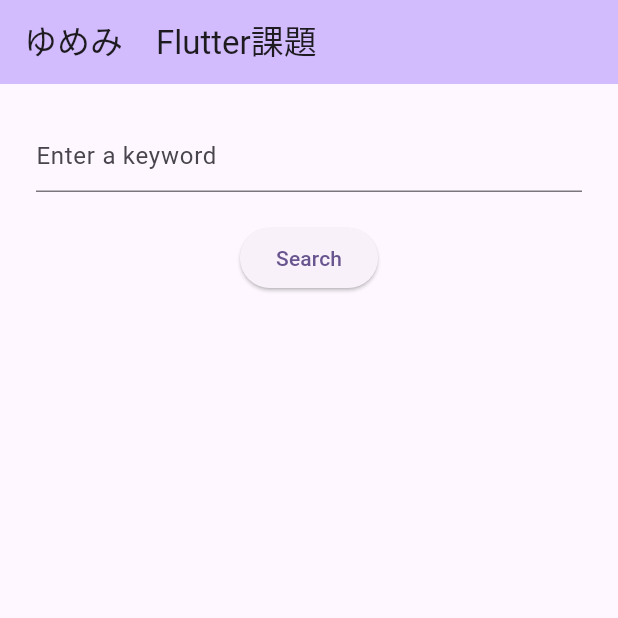
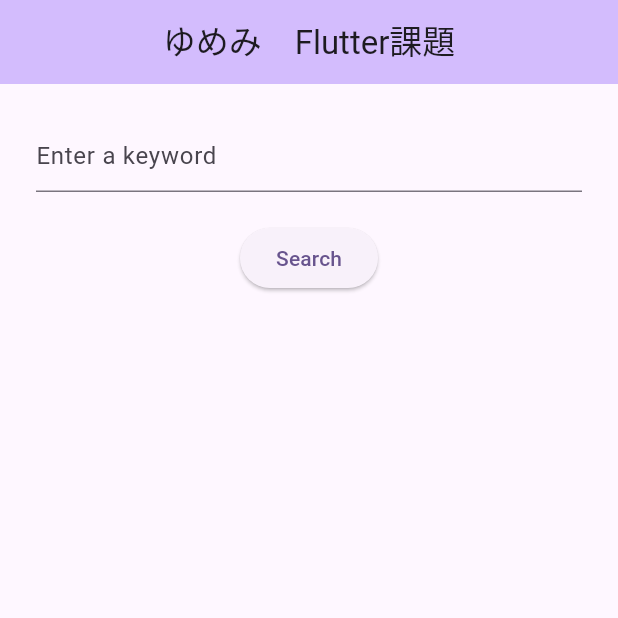
Before and after one commit to Kurokawa018/gitSearchRepo_flutter, a Flutter app: the screen it shows after launch, after a tap on "Search", on a phone screen of 412 x 824 dp, the top half of it. Run offline on Flutter 3.47's test engine with Material 2 defaults, Android fonts, the light colour scheme and no system bars; network calls fail; statements that could not run were skipped.

Commit message:
Appbarのテキストを中央に変更

```diff
--- a/lib/main.dart
+++ b/lib/main.dart
@@ -17,23 +17,8 @@
   @override
   Widget build(BuildContext context) {
     return MaterialApp(
-      title: 'Flutter Demo',
+      title: 'ゆめみ',
       theme: ThemeData(
-        // This is the theme of your application.
-        //
-        // TRY THIS: Try running your application with "flutter run". You'll see
-        // the application has a blue toolbar. Then, without quitting the app,
-        // try changing the seedColor in the colorScheme below to Colors.green
-        // and then invoke "hot reload" (save your changes or press the "hot
-        // reload" button in a Flutter-supported IDE, or press "r" if you used
-        // the command line to start the app).
-        //
-        // Notice that the counter didn't reset back to zero; the application
-        // state is not lost during the reload. To reset the state, use hot
-        // restart instead.
-        //
-        // This works for code too, not just values: Most code changes can be
-        // tested with just a hot reload.
         colorScheme: ColorScheme.fromSeed(seedColor: Colors.deepPurple),
         useMaterial3: true,
       ),
@@ -48,6 +33,7 @@
 
   final String title;
 
+
   @override
   State<MyHomePage> createState() => _MyHomePageState();
 }
@@ -57,9 +43,11 @@
   List<dynamic> _items = [];
 
   void _search() async {
-    var client = new GithubClient();
+
+    var client = new GithubModel();
     var result = await client.get(_controller.text);
     setState(() {
+      //nullチェック
       _items = result!;
     });
   }
@@ -68,6 +56,7 @@
 
     return Scaffold(
       appBar: AppBar(
+        centerTitle: true,
         backgroundColor: Theme.of(context).colorScheme.inversePrimary,
         title: Text(widget.title),
       ),
```
